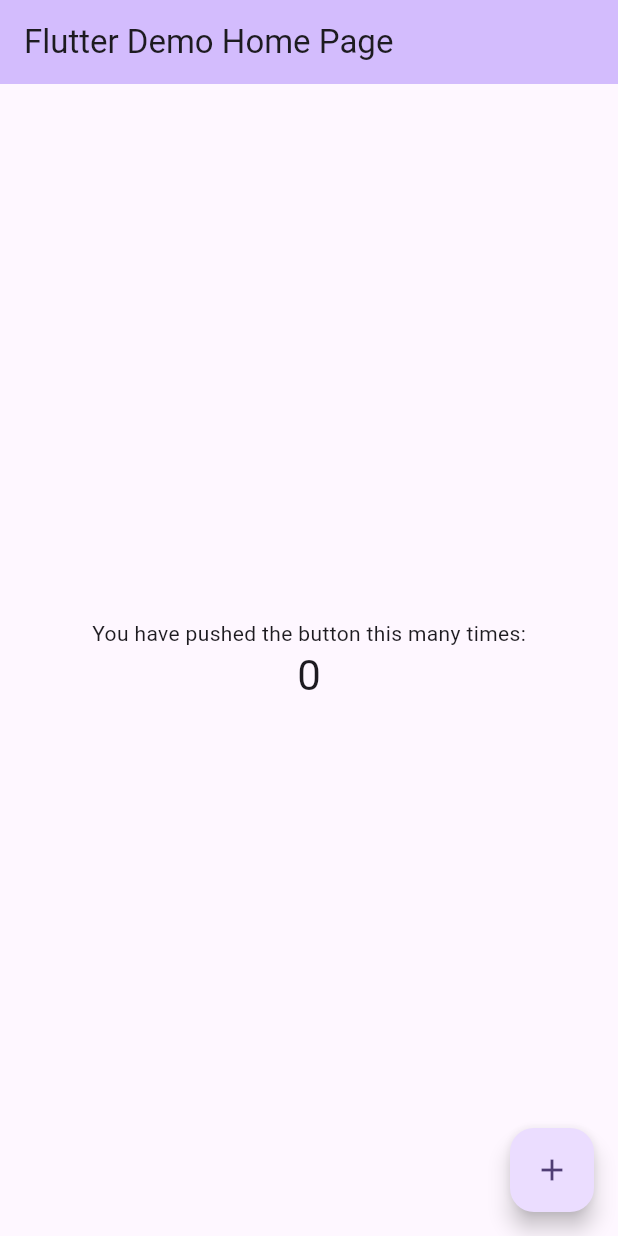
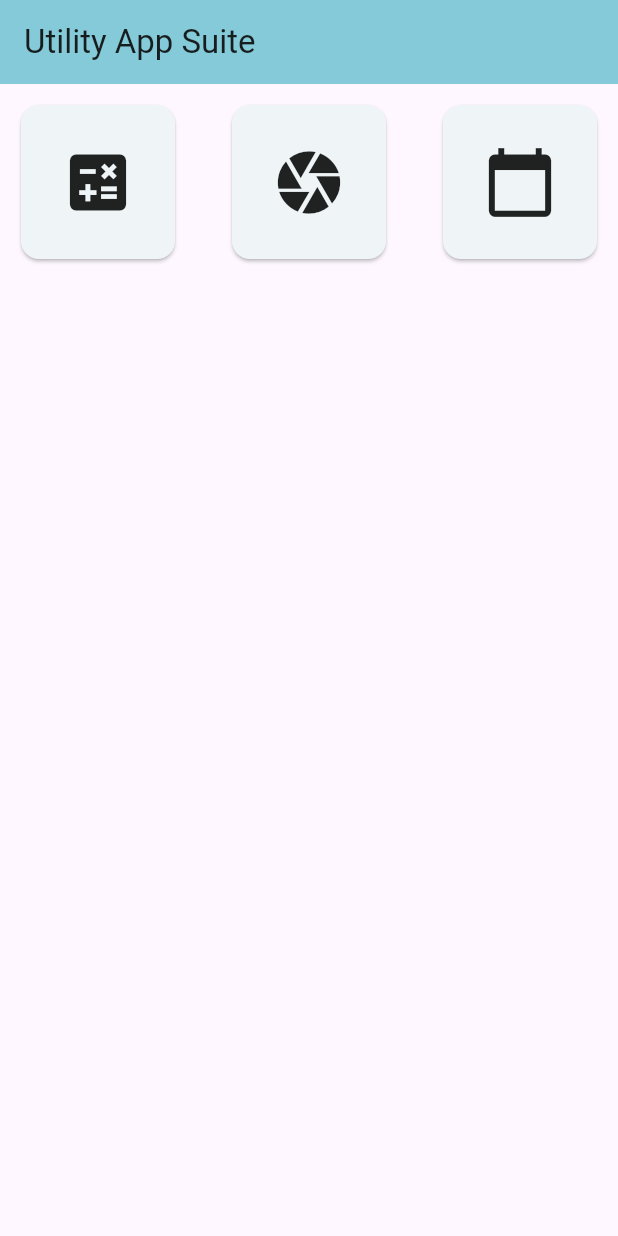
Before and after one commit to Naveen2070/tool_kit, a Flutter app: the screen it shows after launch, on a phone screen of 412 x 824 dp. Run offline on Flutter 3.47's test engine with Material 3 defaults, Android fonts, the phone set to English and light mode, and no system bars; our stand-ins replace google_fonts.

Commit message:
added manin screen and tab switch

```diff
--- /dev/null
+++ b/lib/calculator/calculator_screen.dart
@@ -0,0 +1,20 @@
+import 'package:flutter/material.dart';
+
+class CalculatorScreen extends StatelessWidget {
+  const CalculatorScreen({super.key});
+
+  @override
+  Widget build(BuildContext context) {
+    return Scaffold(
+      appBar: AppBar(
+        title: const Text('Calculator'),
+      ),
+      body: const Center(
+        child: Text(
+          'Implement your calculator UI here',
+          style: TextStyle(fontSize: 24.0),
+        ),
+      ),
+    );
+  }
+}
--- a/lib/main.dart
+++ b/lib/main.dart
@@ -1,4 +1,17 @@
 import 'package:flutter/material.dart';
+import 'package:tool_kit/main_menu/main_screen.dart';
+import 'package:google_fonts/google_fonts.dart';
+
+final theme = ThemeData(
+  colorScheme: ColorScheme.fromSeed(
+    brightness: Brightness.dark,
+    seedColor: const Color.fromARGB(255, 0, 119, 255),
+    surface: const Color.fromARGB(255, 0, 119, 255),
+  ),
+  textTheme: GoogleFonts.latoTextTheme(),
+  primarySwatch: Colors.blue,
+  visualDensity: VisualDensity.adaptivePlatformDensity,
+);
 
 void main() {
   runApp(const MyApp());
@@ -11,115 +24,15 @@
   @override
   Widget build(BuildContext context) {
     return MaterialApp(
-      title: 'Flutter Demo',
-      theme: ThemeData(
-        // This is the theme of your application.
-        //
-        // TRY THIS: Try running your application with "flutter run". You'll see
-        // the application has a purple toolbar. Then, without quitting the app,
-        // try changing the seedColor in the colorScheme below to Colors.green
-        // and then invoke "hot reload" (save your changes or press the "hot
-        // reload" button in a Flutter-supported IDE, or press "r" if you used
-        // the command line to start the app).
-        //
-        // Notice that the counter didn't reset back to zero; the application
-        // state is not lost during the reload. To reset the state, use hot
-        // restart instead.
-        //
-        // This works for code too, not just values: Most code changes can be
-        // tested with just a hot reload.
-        colorScheme: ColorScheme.fromSeed(seedColor: Colors.deepPurple),
-        useMaterial3: true,
+      debugShowCheckedModeBanner: false,
+      theme:ThemeData().copyWith(
+        colorScheme: ColorScheme.fromSeed(
+            seedColor: const Color.fromARGB(255, 17, 160, 179),
+                surface: const Color.fromARGB(131, 17, 160, 179),
+        ),
       ),
-      home: const MyHomePage(title: 'Flutter Demo Home Page'),
+      darkTheme: theme,
+      home:  MainScreen(),
     );
   }
 }
-
-class MyHomePage extends StatefulWidget {
-  const MyHomePage({super.key, required this.title});
-
-  // This widget is the home page of your application. It is stateful, meaning
-  // that it has a State object (defined below) that contains fields that affect
-  // how it looks.
-
-  // This class is the configuration for the state. It holds the values (in this
-  // case the title) provided by the parent (in this case the App widget) and
-  // used by the build method of the State. Fields in a Widget subclass are
-  // always marked "final".
-
-  final String title;
-
-  @override
-  State<MyHomePage> createState() => _MyHomePageState();
-}
-
-class _MyHomePageState extends State<MyHomePage> {
-  int _counter = 0;
-
-  void _incrementCounter() {
-    setState(() {
-      // This call to setState tells the Flutter framework that something has
-      // changed in this State, which causes it to rerun the build method below
-      // so that the display can reflect the updated values. If we changed
-      // _counter without calling setState(), then the build method would not be
-      // called again, and so nothing would appear to happen.
-      _counter++;
-    });
-  }
-
-  @override
-  Widget build(BuildContext context) {
-    // This method is rerun every time setState is called, for instance as done
-    // by the _incrementCounter method above.
-    //
-    // The Flutter framework has been optimized to make rerunning build methods
-    // fast, so that you can just rebuild anything that needs updating rather
-    // than having to individually change instances of widgets.
-    return Scaffold(
-      appBar: AppBar(
-        // TRY THIS: Try changing the color here to a specific color (to
-        // Colors.amber, perhaps?) and trigger a hot reload to see the AppBar
-        // change color while the other colors stay the same.
-        backgroundColor: Theme.of(context).colorScheme.inversePrimary,
-        // Here we take the value from the MyHomePage object that was created by
-        // the App.build method, and use it to set our appbar title.
-        title: Text(widget.title),
-      ),
-      body: Center(
-        // Center is a layout widget. It takes a single child and positions it
-        // in the middle of the parent.
-        child: Column(
-          // Column is also a layout widget. It takes a list of children and
-          // arranges them vertically. By default, it sizes itself to fit its
-          // children horizontally, and tries to be as tall as its parent.
-          //
-          // Column has various properties to control how it sizes itself and
-          // how it positions its children. Here we use mainAxisAlignment to
-          // center the children vertically; the main axis here is the vertical
-          // axis because Columns are vertical (the cross axis would be
-          // horizontal).
-          //
-          // TRY THIS: Invoke "debug painting" (choose the "Toggle Debug Paint"
-          // action in the IDE, or press "p" in the console), to see the
-          // wireframe for each widget.
-          mainAxisAlignment: MainAxisAlignment.center,
-          children: <Widget>[
-            const Text(
-              'You have pushed the button this many times:',
-            ),
-            Text(
-              '$_counter',
-              style: Theme.of(context).textTheme.headlineMedium,
-            ),
-          ],
-        ),
-      ),
-      floatingActionButton: FloatingActionButton(
-        onPressed: _incrementCounter,
-        tooltip: 'Increment',
-        child: const Icon(Icons.add),
-      ), // This trailing comma makes auto-formatting nicer for build methods.
-    );
-  }
-}
--- /dev/null
+++ b/lib/main_menu/main_screen.dart
@@ -0,0 +1,64 @@
+import 'package:flutter/material.dart';
+import 'package:tool_kit/calculator/calculator_screen.dart';
+
+class MainScreen extends StatelessWidget {
+  MainScreen({super.key});
+
+  // Define icons for the grid
+  final List<IconData> _icons = [
+    Icons.calculate,
+    Icons.camera,
+    Icons.calendar_today,
+    // Add more icons as needed
+  ];
+
+  // Handle icon tap actions
+  void _onIconTap(BuildContext context, int index) {
+    switch (index) {
+      case 0:
+        // Navigate to calculator screen or open calculator dialog
+        Navigator.push(
+          context,
+          MaterialPageRoute(builder: (context) => const CalculatorScreen()),
+        );
+        break;
+      case 1:
+        // Handle camera icon tap
+        // Implement logic for other icons similarly
+        break;
+      default:
+        break;
+    }
+  }
+
+  @override
+  Widget build(BuildContext context) {
+    return Scaffold(
+      appBar: AppBar(
+        title: const Text('Utility App Suite'),
+      ),
+      body: GridView.builder(
+        gridDelegate: const SliverGridDelegateWithFixedCrossAxisCount(
+          crossAxisCount: 3,
+          childAspectRatio: 1.0,
+          crossAxisSpacing: 10.0,
+          mainAxisSpacing: 10.0,
+        ),
+        itemCount: _icons.length,
+        itemBuilder: (context, index) {
+          return Padding(
+            padding: const EdgeInsets.all(10.0),
+            child: InkWell(
+              onTap: () => _onIconTap(context, index),
+              child: Card(
+                child: Center(
+                  child: Icon(_icons[index], size: 50.0),
+                ),
+              ),
+            ),
+          );
+        },
+      ),
+    );
+  }
+}
--- a/pubspec.yaml
+++ b/pubspec.yaml
@@ -35,6 +35,7 @@ dependencies:
   # The following adds the Cupertino Icons font to your application.
   # Use with the CupertinoIcons class for iOS style icons.
   cupertino_icons: ^1.0.6
+  google_fonts: ^6.2.1
 
 dev_dependencies:
   flutter_test:
```
Also changed, not shown: pubspec.lock.
